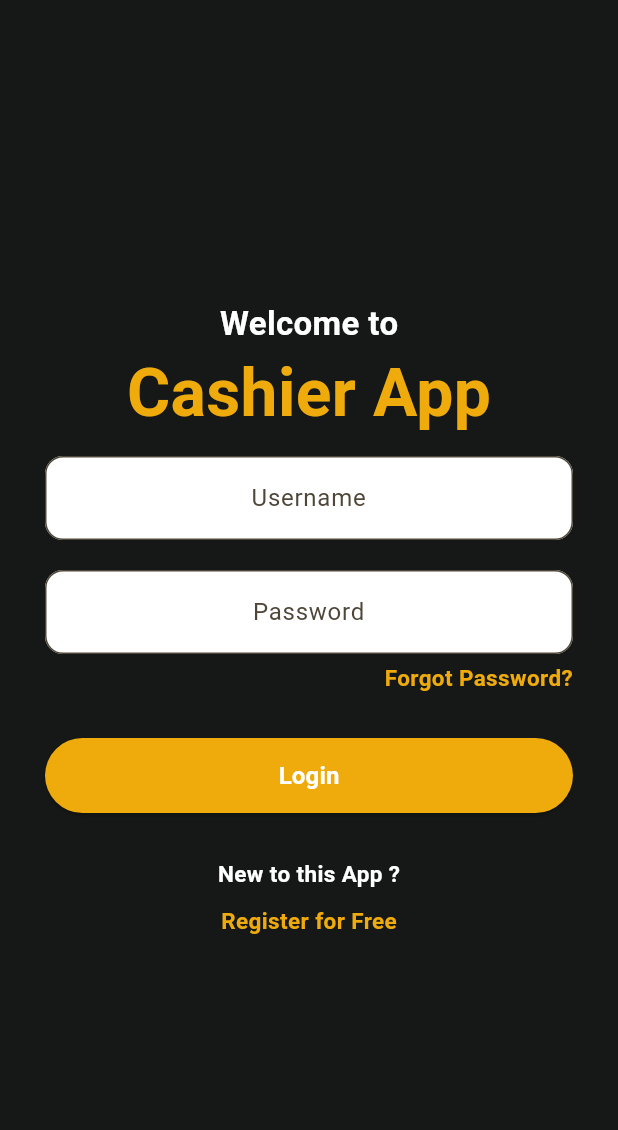
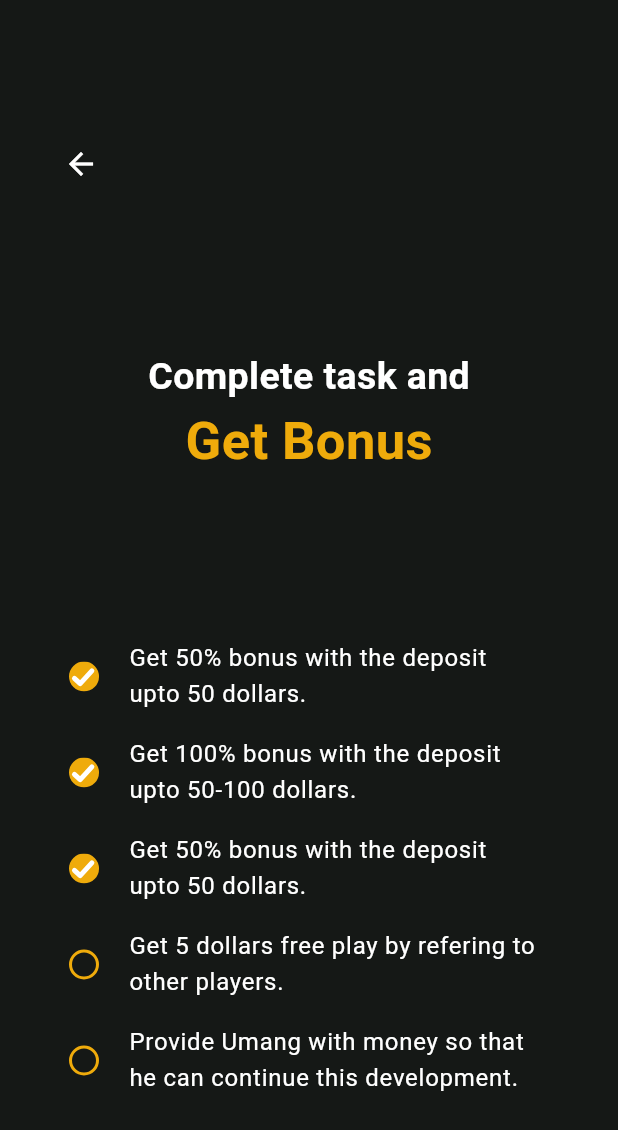
Before and after one commit to umangsthav2/cashier_app, a Flutter app: the screen it shows after launch, on a phone screen of 412 x 824 dp. Shown: the top 1130 px of the screen. Run offline on Flutter 3.47's test engine with Material 3 defaults, Android fonts, the phone set to English and light mode, and no system bars; our stand-ins replace carousel_slider, flutter_svg.

Commit message:
Developed Bonus Screen

```diff
--- a/source/cashier_app_source/lib/main.dart
+++ b/source/cashier_app_source/lib/main.dart
@@ -1,10 +1,4 @@
-import 'package:cashier_app_source/screens/forgot_password.dart';
-import 'package:cashier_app_source/screens/home.dart';
-import 'package:cashier_app_source/screens/otp.dart';
-import 'package:cashier_app_source/screens/profile.dart';
-import 'package:cashier_app_source/screens/register.dart';
-import 'package:cashier_app_source/screens/statement.dart';
-import 'package:cashier_app_source/screens/success.dart';
+import 'package:cashier_app_source/screens/bonus.dart';
 import 'package:flutter/material.dart';
 
 import 'screens/welcome.dart';
@@ -24,7 +18,7 @@ class MyApp extends StatelessWidget {
       theme: ThemeData(
         colorScheme: ColorScheme.fromSeed(seedColor: Color(primaryColor)),
       ),
-      home: WelcomeScreen(),
+      home: BonusScreen(),
       debugShowCheckedModeBanner: false,
     );
   }
--- /dev/null
+++ b/source/cashier_app_source/lib/screens/bonus.dart
@@ -0,0 +1,144 @@
+import 'package:cashier_app_source/screens/otp.dart';
+import 'package:flutter/material.dart';
+import '../utils/colors.dart';
+import 'package:flutter_svg/flutter_svg.dart';
+
+class BonusScreen extends StatelessWidget {
+  @override
+  Widget build(BuildContext bc) {
+    return Scaffold(
+      backgroundColor: Color(brandBlack),
+      body: SingleChildScrollView(
+        child: Container(
+          height: MediaQuery.of(bc).size.height,
+          child: Padding(
+            padding: EdgeInsets.all(30),
+            child: SizedBox(
+              width: double.infinity,
+              child: Column(
+                mainAxisAlignment: MainAxisAlignment.center,
+                crossAxisAlignment: CrossAxisAlignment.center,
+                children: [
+                  Padding(
+                    padding: const EdgeInsets.only(bottom:100),
+                    child: Align(
+                      alignment: Alignment.centerLeft,
+                      child: IconButton(
+                        onPressed: () {
+                          Navigator.pop(bc);
+                        },
+                        icon: Icon(Icons.arrow_back),
+                        color: Color(brandWhite),
+                      ),
+                    ),
+                  ),
+                  Text(
+                    "Complete task and",
+                    style: TextStyle(
+                      fontWeight: FontWeight.bold,
+                      fontSize: 25,
+                      color: Color(brandWhite),
+                    ),
+                  ),
+                  Padding(
+                    padding: const EdgeInsets.only(bottom: 100),
+                    child: Text(
+                      "Get Bonus",
+                      style: TextStyle(
+                        fontWeight: FontWeight.bold,
+                        fontSize: 35,
+                        color: Color(primaryColor),
+                      ),
+                    ),
+                  ),
+
+                  Column(
+                    children: [
+                      ListTile(
+                        leading: SvgPicture.asset(
+                          "assets/icons/success.svg",
+                          height: 20,
+                        ),
+                        title: Text(
+                          "Get 50% bonus with the deposit upto 50 dollars.",
+                          style: TextStyle(
+                            color: Color(brandWhite),
+                            fontSize: 16,
+                          ),
+                        ),
+                      ),
+                      ListTile(
+                        leading: SvgPicture.asset(
+                          "assets/icons/success.svg",
+                          height: 20,
+                        ),
+                        title: Text(
+                          "Get 100% bonus with the deposit upto 50-100 dollars.",
+                          style: TextStyle(
+                            color: Color(brandWhite),
+                            fontSize: 16,
+                          ),
+                        ),
+                      ),
+                      ListTile(
+                        leading: SvgPicture.asset(
+                          "assets/icons/success.svg",
+                          height: 20,
+                        ),
+                        title: Text(
+                          "Get 50% bonus with the deposit upto 50 dollars.",
+                          style: TextStyle(
+                            color: Color(brandWhite),
+                            fontSize: 16,
+                          ),
+                        ),
+                      ),
+                      ListTile(
+                        leading: Container(
+                          width: 20,
+                          decoration: BoxDecoration(
+                            shape: BoxShape.circle,
+                            border: Border.all(
+                              color: Color(primaryColor),
+                              width: 2,
+                            ),
+                          ),
+                        ),
+                        title: Text(
+                          "Get 5 dollars free play by refering to other players.",
+                          style: TextStyle(
+                            color: Color(brandWhite),
+                            fontSize: 16,
+                          ),
+                        ),
+                      ),
+                      ListTile(
+                        leading: Container(
+                          width: 20,
+                          decoration: BoxDecoration(
+                            shape: BoxShape.circle,
+                            border: Border.all(
+                              color: Color(primaryColor),
+                              width: 2,
+                            ),
+                          ),
+                        ),
+                        title: Text(
+                          "Provide Umang with money so that he can continue this development.",
+                          style: TextStyle(
+                            color: Color(brandWhite),
+                            fontSize: 16,
+                          ),
+                        ),
+                      ),
+                    ],
+                  ),
+                ],
+              ),
+            ),
+          ),
+        ),
+      ),
+    );
+  }
+}
```
Also changed, not shown: source/cashier_app_source/lib/screens/profile.dart (+7 -5 lines).
